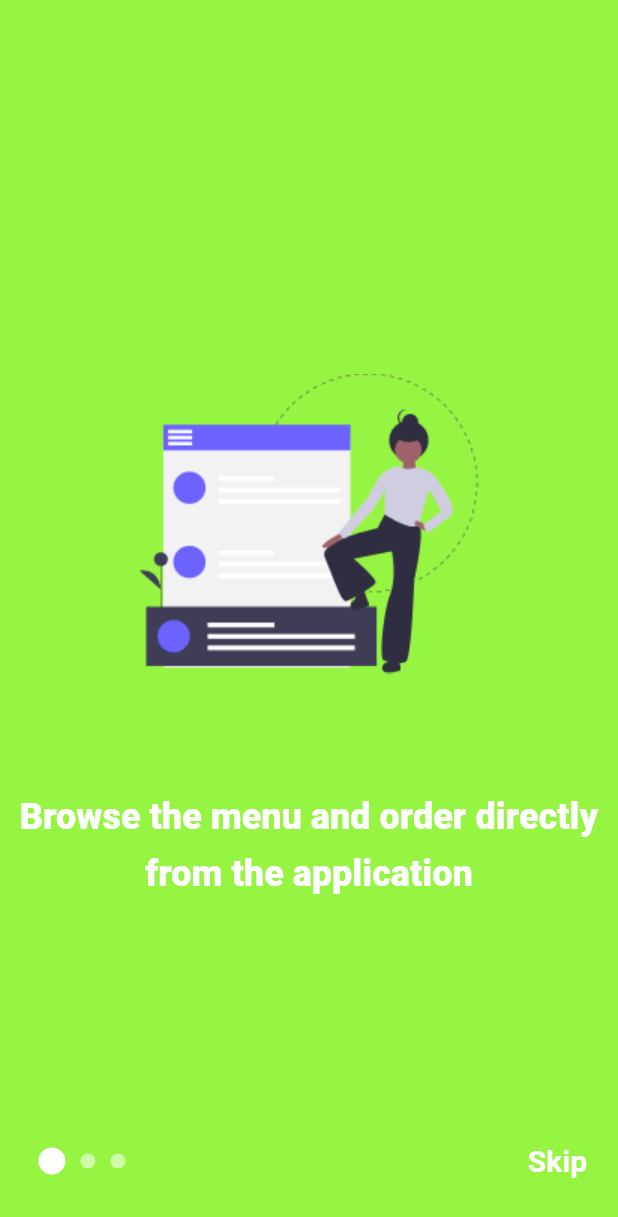
After one commit to kayode47/PlantApp, a Flutter app: the screen it shows after launch, on a phone screen of 412 x 824 dp. The commit adds this screen. Shown: the top 1217 px of the screen. Run offline on Flutter 3.47's test engine with Material 2 defaults, Android fonts, the phone set to English and light mode, and no system bars; our stand-ins replace carousel_pro, firebase_auth, flutter_svg; missing offline and left inert: firebase_ui; accounts and stored records are empty.

Commit message:
:ice_cream: imporve UI

```diff
--- a/lib/main.dart
+++ b/lib/main.dart
@@ -1,8 +1,10 @@
 import 'package:flutter/material.dart';
 import 'package:plantapp/login.dart';
+import 'package:plantapp/screens/home/home_screen.dart';
 import 'package:plantapp/screens/onboard/onboard_screen.dart';
 
 import 'constants.dart';
+import 'screens/onboard/onboard_page.dart';
 
 void main() {
   runApp(MyApp());
@@ -16,14 +18,15 @@ class MyApp extends StatelessWidget {
       debugShowCheckedModeBanner: false,
       title: 'Plant App',
        initialRoute: '/',
-      routes: {'/mainPage': (context) => MyLoginPage()},
+      routes: {'/mainPage': (context) => HomeScreen()},
       theme: ThemeData(
         scaffoldBackgroundColor: kBackgroundColor,
         primaryColor: kPrimaryColor,
         textTheme: Theme.of(context).textTheme.apply(bodyColor: kTextColor),
         visualDensity: VisualDensity.adaptivePlatformDensity,
       ),
-      home: OnboardScreenPage(),
+      home: OnBoardingScreen(),
+
     );
   }
 }
--- a/lib/screens/home/components/body.dart
+++ b/lib/screens/home/components/body.dart
@@ -2,6 +2,7 @@ import 'package:flutter/material.dart';
 import 'package:plantapp/screens/home/components/recomend_plants.dart';
 
 import '../../../constants.dart';
+import 'carousel.dart';
 import 'featurred_plan.dart';
 import 'header_with_searchbox.dart';
 import 'title_with_more_bttn.dart';
@@ -17,6 +18,10 @@ class Body extends StatelessWidget {
         crossAxisAlignment: CrossAxisAlignment.start,
         children: <Widget>[
           HeaderWithSearchBox(size: size),
+          // SizedBox(
+          // height: kDefaultPadding*3,
+          // ),
+          CarouselPage(),
           TitleWithMoreBtn(title: "Recomended", press: () {}),
           RecomendsPlants(),
           TitleWithMoreBtn(title: "Featured Plants", press: () {}),
--- a/lib/screens/home/components/header_with_searchbox.dart
+++ b/lib/screens/home/components/header_with_searchbox.dart
@@ -36,7 +36,7 @@ class HeaderWithSearchBox extends StatelessWidget {
             child: Row(
               children: <Widget>[
                 Text(
-                  'Hi Uishopy!',
+                  'Hi Micheal!',
                   style: Theme.of(context).textTheme.headline5.copyWith(
                       color: Colors.white, fontWeight: FontWeight.bold),
                 ),
--- a/lib/screens/home/home_screen.dart
+++ b/lib/screens/home/home_screen.dart
@@ -21,6 +21,7 @@ class HomeScreen extends StatelessWidget{
         icon: SvgPicture.asset("assets/icons/menu.svg"),
         onPressed: () {},
       ),
+
     );
         }
 
--- /dev/null
+++ b/lib/screens/onboard/onboard_page.dart
@@ -0,0 +1,197 @@
+import 'package:flutter/material.dart';
+
+class OnBoardingScreen extends StatefulWidget {
+  @override
+  _OnBoardingScreenState createState() => _OnBoardingScreenState();
+}
+
+class _OnBoardingScreenState extends State<OnBoardingScreen> {
+  final int _totalPages = 3;
+  final PageController _pageController = PageController(initialPage: 0);
+  int _currentPage = 0;
+
+  @override
+  Widget build(BuildContext context) {
+    return Scaffold(
+      body: Container(
+        child: Stack(
+          children: <Widget>[
+            PageView(
+              controller: _pageController,
+              onPageChanged: (int page) {
+                _currentPage = page;
+                setState(() {});
+              },
+              children: <Widget>[
+                _buildPageContent(
+                  image: 'assets/images/onboarding1.png',
+                  title:
+                      'Browse the menu and order directly from the application',
+                  isShowImageOnTop: false,
+                  color: Color(0xFF96f542),
+
+
+                ),
+                _buildPageContent(
+                  image: 'assets/images/onboarding2.png',
+                  title: 'Your Order are delivered fast and Quick',
+                  isShowImageOnTop: true,
+                  // color: Color(0xFF42f56f),
+                  color: Color(0xFF4a8c1b),
+
+
+                ),
+                _buildPageContent(
+                  image: 'assets/images/stores.png',
+                  title: 'Your Best Online Plant Store',
+                  isShowImageOnTop: false,
+                  color: Color(0xFF1b8c26),
+                ),
+              ],
+            ),
+            Positioned(
+              bottom: 20,
+              left: MediaQuery.of(context).size.width * .05,
+              child: Row(
+                mainAxisAlignment: MainAxisAlignment.center,
+                children: <Widget>[
+                  Container(
+                    alignment: Alignment.center,
+                    width: MediaQuery.of(context).size.width * .9,
+                    child: Row(
+                      children: <Widget>[
+                        for (int i = 0; i < _totalPages; i++)
+                          i == _currentPage
+                              ? _buildPageIndicator(true)
+                              : _buildPageIndicator(false),
+                        Spacer(),
+                        if (_currentPage != 2)
+                          InkWell(
+                            onTap: () {
+                              _pageController.animateToPage(2,
+                                  duration: Duration(milliseconds: 400),
+                                  curve: Curves.linear);
+                              setState(() {});
+                            },
+                            child: Container(
+                              height: 60,
+                              alignment: Alignment.center,
+                              child: Text(
+                                'Skip',
+                                style: TextStyle(
+                                  fontSize: 20,
+                                  fontWeight: FontWeight.w600,
+                                  color: Colors.white,
+                                ),
+                              ),
+                            ),
+                          ),
+                        if (_currentPage == 2)
+                          InkWell(
+                            onTap: () {
+                              _pageController.animateToPage(0,
+                                  duration: Duration(milliseconds: 400),
+                                  curve: Curves.linear);
+                              Navigator.of(context)
+                                  .pushReplacementNamed('/mainPage');
+                              setState(() {});
+                            },
+                            child: Container(
+                              height: 60,
+                              alignment: Alignment.center,
+                              child: Text(
+                                'Start',
+                                style: TextStyle(
+                                  fontSize: 20,
+                                  fontWeight: FontWeight.w600,
+                                  color: Colors.white,
+                                ),
+                              ),
+                            ),
+                          ),
+                      ],
+                    ),
+                  ),
+                ],
+              ),
+            ),
+          ],
+        ),
+      ),
+    );
+  }
+
+  Widget _buildPageContent({
+    @required String image,
+    @required String title,
+    @required Color color,
+    @required bool isShowImageOnTop,
+  }) {
+    return Container(
+      decoration: BoxDecoration(color: color),
+      child: Column(
+        mainAxisAlignment: MainAxisAlignment.center,
+        crossAxisAlignment: CrossAxisAlignment.start,
+        children: <Widget>[
+          if (!isShowImageOnTop)
+            Column(
+              children: <Widget>[
+                Center(
+                  child: Image.asset(image,height: MediaQuery.of(context).size.height*0.3,),
+                ),
+                SizedBox(height: 50),
+                Padding(
+                  padding: EdgeInsets.symmetric(horizontal: 10),
+                  child: Text(
+                    title,
+                    textAlign: TextAlign.center,
+                    style: TextStyle(
+                      fontSize: 24,
+                      height: 1.6,
+                      fontWeight: FontWeight.w800,
+                      color: Colors.white,
+                    ),
+                  ),
+                ),
+              ],
+            ),
+          if (isShowImageOnTop)
+            Column(
+              children: <Widget>[
+                Padding(
+                  padding: EdgeInsets.symmetric(horizontal: 10),
+                  child: Text(
+                    title,
+                    textAlign: TextAlign.center,
+                    style: TextStyle(
+                      fontSize: 24,
+                      height: 1.6,
+                      fontWeight: FontWeight.w800,
+                      color: Colors.white,
+                    ),
+                  ),
+                ),
+                SizedBox(height: 50),
+                Center(
+                  child: Image.asset(image,height: MediaQuery.of(context).size.height*0.3,),
+                ),
+              ],
+            ),
+        ],
+      ),
+    );
+  }
+
+  Widget _buildPageIndicator(bool isCurrentPage) {
+    return AnimatedContainer(
+      duration: Duration(milliseconds: 35),
+      margin: EdgeInsets.symmetric(horizontal: 5),
+      height: isCurrentPage ? 18 : 10,
+      width: isCurrentPage ? 18 : 10,
+      decoration: BoxDecoration(
+        color: isCurrentPage ? Colors.white : Colors.white54,
+        borderRadius: BorderRadius.all(Radius.circular(12)),
+      ),
+    );
+  }
+}
--- a/pubspec.yaml
+++ b/pubspec.yaml
@@ -31,6 +31,8 @@ dependencies:
   flutter_svg: ^0.19.1
   fancy_on_boarding: ^1.7.0
   firebase_ui: ^1.0.7
+  carousel_pro: ^1.0.0
+
 
 
 dev_dependencies:
```
Also changed, not shown: lib/components/my_bottom_nav_bar.dart (+12 -3 lines), lib/screens/home/components/carousel.dart (added, +38 -0 lines), lib/screens/onboard/onboard_screen.dart (deleted, +0 -89 lines), lib/screens/profile/profile_page.dart (added, +239 -0 lines), assets/images/banner_1.jpg (added), assets/images/banner_3.png (added), assets/images/onboarding1.png (added), assets/images/onboarding2.png (added), assets/images/plant_sales.jpg (added), assets/images/user-avatar.png, pubspec.lock.
